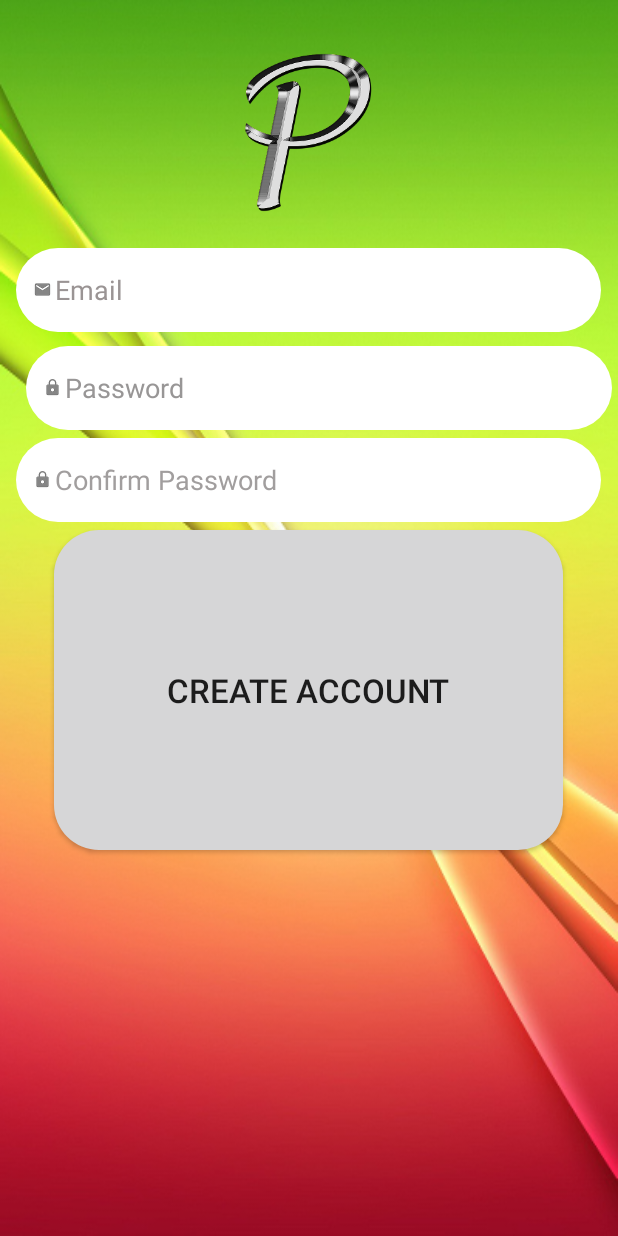
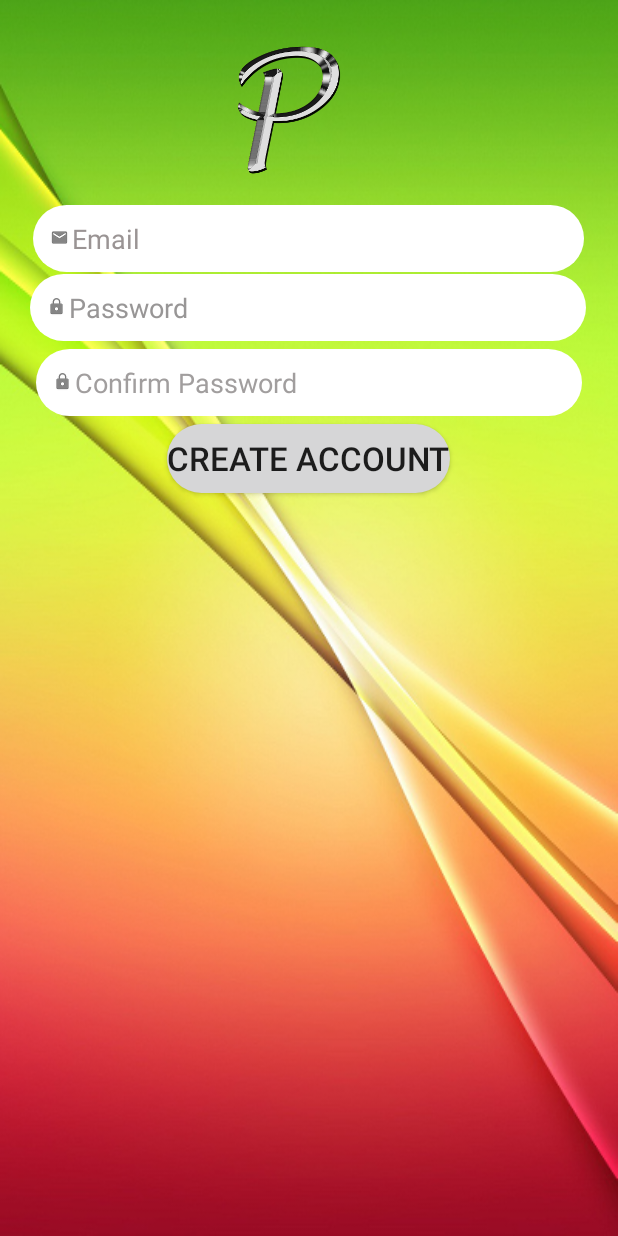
Before and after one commit to nibchee/SchmOSnap, an Android app: the RegisterActivity screen opened directly, with no data from a screen before it, on a phone screen of 412 x 824 dp. Run offline under Robolectric (Android 15) with nearby library versions, the light colour scheme and no system bars; our stand-ins replace Firebase (no records; nobody signed in at launch, a user with empty details on screens opened directly).

```diff
--- a/app/src/main/res/layout/activity_register.xml
+++ b/app/src/main/res/layout/activity_register.xml
@@ -9,20 +9,20 @@
 
     <ImageView
         android:id="@+id/register_icon"
-        android:layout_width="150dp"
-        android:layout_height="150dp"
+        android:layout_width="125dp"
+        android:layout_height="121dp"
         android:layout_alignParentStart="true"
         android:layout_alignParentTop="true"
         android:layout_alignParentEnd="true"
         android:layout_marginStart="129dp"
         android:layout_marginTop="10dp"
-        android:layout_marginEnd="132dp"
+        android:layout_marginEnd="157dp"
         app:srcCompat="@drawable/logo" />
 
     <EditText
         android:id="@+id/register_email"
-        android:layout_width="390dp"
-        android:layout_height="56dp"
+        android:layout_width="367dp"
+        android:layout_height="wrap_content"
         android:layout_below="@+id/register_icon"
         android:layout_centerHorizontal="true"
         android:layout_marginTop="5dp"
@@ -36,14 +36,15 @@
 
     <EditText
         android:id="@+id/register_password"
-        android:layout_width="390dp"
-        android:layout_height="56dp"
+        android:layout_width="370dp"
+        android:layout_height="wrap_content"
         android:layout_below="@+id/register_email"
         android:layout_alignParentStart="true"
         android:layout_alignParentEnd="true"
-        android:layout_marginStart="17dp"
-        android:layout_marginTop="9dp"
-        android:layout_marginEnd="4dp"
+        android:layout_centerHorizontal="true"
+        android:layout_marginStart="20dp"
+        android:layout_marginTop="1dp"
+        android:layout_marginEnd="21dp"
         android:background="@drawable/inputs"
         android:drawableLeft="@drawable/password"
         android:ems="10"
@@ -54,8 +55,8 @@
 
     <EditText
         android:id="@+id/register_confirm_password"
-        android:layout_width="390dp"
-        android:layout_height="56dp"
+        android:layout_width="364dp"
+        android:layout_height="wrap_content"
         android:layout_below="@+id/register_password"
         android:layout_centerHorizontal="true"
         android:layout_marginTop="5dp"
@@ -70,14 +71,13 @@
 
     <Button
         android:id="@+id/register_create_account"
-        android:layout_width="339dp"
-        android:layout_height="58dp"
+        android:layout_width="wrap_content"
+        android:layout_height="46dp"
         android:layout_below="@+id/register_confirm_password"
-        android:layout_alignParentBottom="true"
         android:layout_centerHorizontal="true"
         android:layout_marginTop="5dp"
-        android:layout_marginBottom="257dp"
         android:background="@drawable/button"
         android:text="Create Account"
-        android:textSize="22dp" />
+        android:textSize="22dp"
+        android:visibility="visible" />
 </RelativeLayout>
```
Also changed, not shown: app/src/main/java/com/example/nirbhay/schmosnap/RegisterActivity.java (+86 -0 lines).
